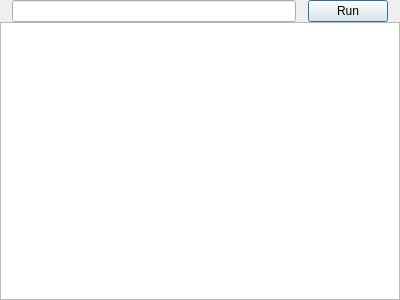
Qt form custumsql.ui (informationsea/Hyokai) before a commit.
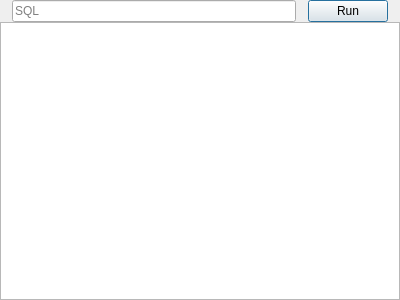
The same form after that commit.

What changed in the file:
```diff
--- a/custumsql.ui
+++ b/custumsql.ui
@@ -32,7 +32,11 @@
       <number>12</number>
      </property>
      <item>
-      <widget class="QLineEdit" name="lineEdit"/>
+      <widget class="QLineEdit" name="lineEdit">
+       <property name="placeholderText">
+        <string>SQL</string>
+       </property>
+      </widget>
      </item>
      <item>
       <widget class="QPushButton" name="pushButton">
```
